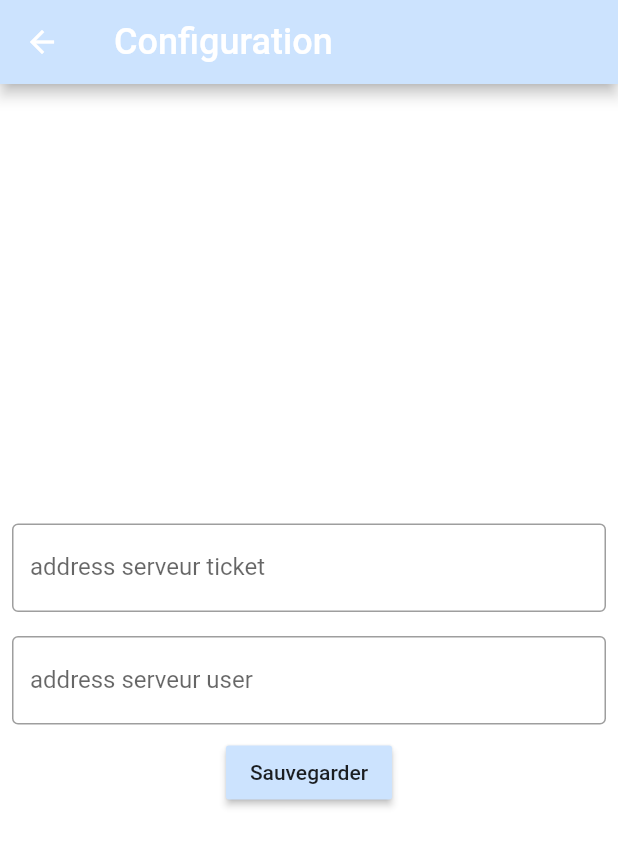
After one commit to spinalcom/spinal-env-mobile-ticket-application, a Flutter app: the screen it shows after launch, after a tap on the "settings" icon, on a phone screen of 412 x 824 dp. The commit adds this screen. Shown: the top 846 px of the screen. Run offline on Flutter 3.47's test engine with Material 2 defaults, Android fonts, the phone set to English and light mode, and no system bars; our stand-ins replace shared_preferences; missing offline and left inert: qrcode_reader; network calls fail; Roboto replaces fonts that are missing (Assassin).

Commit message:
update for bimworld

```diff
--- /dev/null
+++ b/lib/IpManager.dart
@@ -0,0 +1,34 @@
+import 'dart:async';
+
+import 'package:shared_preferences/shared_preferences.dart';
+import 'package:ticketing/Models/IpConfig.dart';
+
+Future<bool> saveIpConfig(IpConfig ipConfig) async {
+  final prefs = await SharedPreferences.getInstance();
+
+  prefs.setString('ip-ticket', 'http://' + ipConfig.ipTicket);
+  prefs.setString('ip-user', 'http://' + ipConfig.ipUser);
+
+  return true;
+}
+
+Future<IpConfig> getIpConfig() async {
+  final prefs = await SharedPreferences.getInstance();
+
+  String ipTicket = prefs.getString('ip-ticket') ?? '';
+  String ipUser = prefs.getString('ip-user') ?? '';
+
+  return IpConfig(ipTicket: ipTicket, ipUser: ipUser);
+}
+
+Future<String> getUserIp() async {
+  final prefs = await SharedPreferences.getInstance();
+  String ipUser = prefs.getString('ip-user') ?? '';
+  return ipUser;
+}
+
+Future<String> getTicketIp() async {
+  final prefs = await SharedPreferences.getInstance();
+  String ipTicket = prefs.getString('ip-ticket') ?? '';
+  return ipTicket;
+}
--- /dev/null
+++ b/lib/Models/IpConfig.dart
@@ -0,0 +1,6 @@
+class IpConfig {
+  String ipTicket;
+  String ipUser;
+
+  IpConfig({this.ipTicket, this.ipUser});
+}
--- a/lib/config.dart
+++ b/lib/config.dart
@@ -9,6 +9,9 @@ const String kUserUrl = kUserBaseUrl;
 const String kLoginUrl = kUserUrl + "/login";
 const String kSignUpUrl = kUserUrl + '/user';
 
+const String kEndLogin = kUserPort + '/login';
+const String kEndSignUp = kUserPort + '/user';
+
 const String kTicketPort = ":3000";
 const String kTicketUrl = kTicketBaseUrl;
 
@@ -17,3 +20,9 @@ const String kTicket = kTicketUrl + '/ticket';
 const String kSentences = kTicketUrl + '/sentences';
 const String kTicketUser = kTicketUrl + '/tickets';
 const String kTicketNode = kTicketUrl + '/node';
+
+const String kEndProcesses = kTicketPort + '/processes';
+const String kEndTicket = kTicketPort + '/ticket';
+const String kEndSentences = kTicketPort + '/sentences';
+const String kEndTicketUser = kTicketPort + '/tickets';
+const String kEndTicketNode = kTicketPort + '/node';
--- /dev/null
+++ b/lib/pages/configPage.dart
@@ -0,0 +1,72 @@
+import 'dart:async';
+
+import 'package:flutter/material.dart';
+import 'package:ticketing/IpManager.dart';
+import 'package:ticketing/Models/IpConfig.dart';
+import 'package:ticketing/widgets/TopBar.dart';
+
+class ConfigPage extends StatefulWidget {
+  @override
+  _ConfigPageState createState() => _ConfigPageState();
+}
+
+class _ConfigPageState extends State<ConfigPage> {
+  Future<IpConfig> ipConfig = getIpConfig();
+  final ticketIpController = TextEditingController();
+  final userIpController = TextEditingController();
+
+  _ConfigPageState();
+  @override
+  void dispose() {
+    // Clean up the controller when the Widget is disposed
+    ticketIpController.dispose();
+    userIpController.dispose();
+    super.dispose();
+  }
+
+  @override
+  Widget build(BuildContext context) {
+    return Scaffold(
+      appBar: topBar(title: 'Configuration'),
+      body: FutureBuilder(
+        future: ipConfig,
+        builder: (context, snapshot) {
+          if (snapshot.hasData) {
+            return Column(
+              crossAxisAlignment: CrossAxisAlignment.center,
+              mainAxisAlignment: MainAxisAlignment.center,
+              children: <Widget>[
+                Padding(
+                  padding: const EdgeInsets.all(8.0),
+                  child: TextField(
+                    controller: ticketIpController,
+                    decoration: InputDecoration(
+                        labelText: 'address serveur ticket',
+                        hintText: snapshot.data.ipTicket),
+                  ),
+                ),
+                Padding(
+                  padding: const EdgeInsets.all(8.0),
+                  child: TextField(
+                    controller: userIpController,
+                    decoration: InputDecoration(
+                        labelText: 'address serveur user',
+                        hintText: snapshot.data.ipUser),
+                  ),
+                ),
+                RaisedButton(
+                  onPressed: () {
+                    saveIpConfig(IpConfig(
+                        ipTicket: ticketIpController.text,
+                        ipUser: userIpController.text));
+                  },
+                  child: Text('Sauvegarder'),
+                )
+              ],
+            );
+          }
+        },
+      ),
+    );
+  }
+}
--- a/lib/pages/loginPage.dart
+++ b/lib/pages/loginPage.dart
@@ -1,6 +1,7 @@
 import 'package:flutter/material.dart';
 import 'package:ticketing/colors.dart';
 import 'package:ticketing/config.dart';
+import 'package:ticketing/pages/configPage.dart';
 import 'package:ticketing/pages/homePage.dart';
 import 'package:ticketing/userManager.dart';
 import 'package:ticketing/widgets/accentColorOverride.dart';
@@ -136,6 +137,18 @@ class _LoginPageState extends State<LoginPage> {
                   textColor: kSpinalcomAccent,
                 ),
               ]),
+          Container(
+            alignment: Alignment.bottomLeft,
+            child: IconButton(
+              icon: Icon(Icons.settings),
+              tooltip: 'open configuration panel',
+              onPressed: () {
+                Navigator.push(context, MaterialPageRoute(builder: (context) {
+                  return ConfigPage();
+                }));
+              },
+            ),
+          ),
         ],
       ),
     );
```
Also changed, not shown: lib/ticketManager.dart (+24 -8 lines), lib/userManager.dart (+30 -27 lines).
